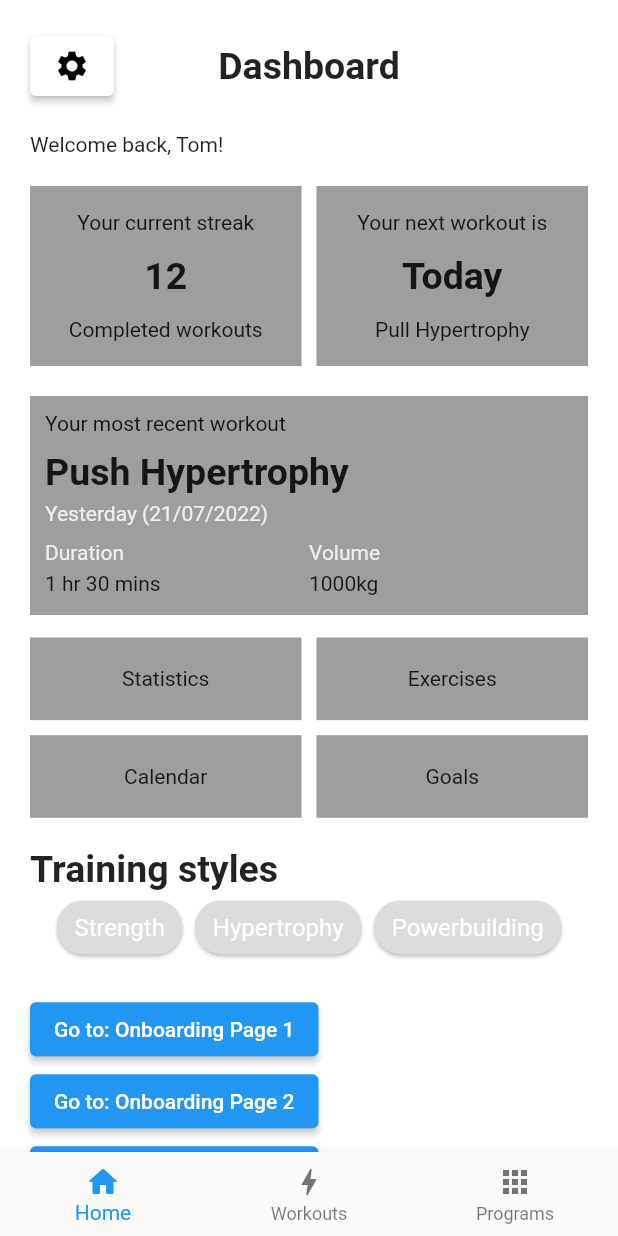
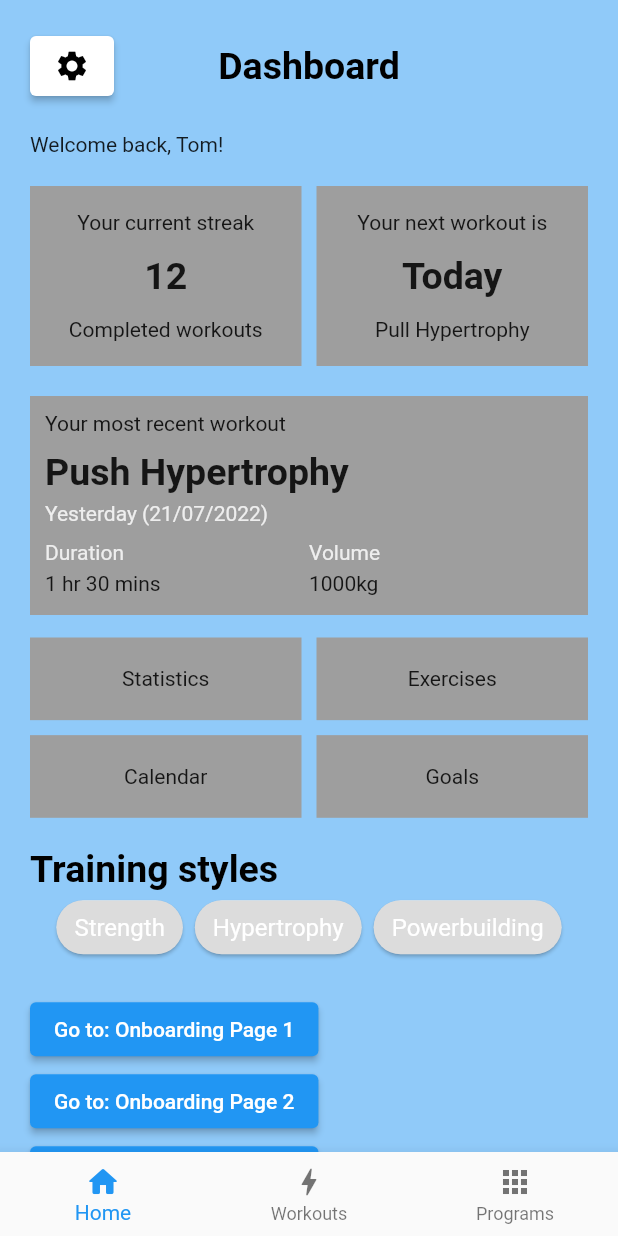
Before and after one commit to TomTomDam/workout-log, a Flutter app: the screen it shows after launch, on a phone screen of 412 x 824 dp. Run offline on Flutter 3.47's test engine with Material 2 defaults, Android fonts, the phone set to English and light mode, and no system bars.

Commit message:
Refactoring theme data. Finished Personal settings page

```diff
--- a/lib/screens/dashboard/dashboard.dart
+++ b/lib/screens/dashboard/dashboard.dart
@@ -24,7 +24,7 @@ class _DashboardState extends State<Dashboard> {
     const double sectionPadding = 20;
 
     return Scaffold(
-        backgroundColor: Colors.white,
+        backgroundColor: Theme.of(context).backgroundColor,
         body: SingleChildScrollView(
           child: SafeArea(
               child: Column(
@@ -163,7 +163,7 @@ class _DashboardState extends State<Dashboard> {
               ),
               Container(
                 margin: const EdgeInsets.fromLTRB(20, 5, 20, 0),
-                child: Expanded(
+                child: SizedBox(
                   child: GridView.count(
                     primary: false,
                     shrinkWrap: true,
@@ -250,10 +250,7 @@ class _DashboardState extends State<Dashboard> {
                   margin: const EdgeInsets.fromLTRB(20, 20, 20, 0),
                   child: Text(
                     "Training styles",
-                    style: TextStyle(
-                        fontWeight: FontWeight.bold,
-                        fontSize:
-                            Theme.of(context).textTheme.headline1?.fontSize),
+                    style: Theme.of(context).textTheme.headline1,
                   ),
                 ),
               ),
--- a/lib/screens/main.dart
+++ b/lib/screens/main.dart
@@ -14,10 +14,17 @@ class MyApp extends StatelessWidget {
     return MaterialApp(
       title: 'Workout Log',
       theme: ThemeData(
-          primarySwatch: Colors.blue,
+          //scaffoldBackgroundColor: const Color(0xff191923),
+          //backgroundColor: const Color(0xff191923),
           textTheme: const TextTheme(
-              headline1: TextStyle(fontSize: 25, fontWeight: FontWeight.bold),
-              headline2: TextStyle(fontSize: 20, fontWeight: FontWeight.bold),
+              headline1: TextStyle(
+                  fontSize: 25,
+                  fontWeight: FontWeight.bold,
+                  color: Colors.black),
+              headline2: TextStyle(
+                  fontSize: 20,
+                  fontWeight: FontWeight.bold,
+                  color: Colors.black),
               bodyText1: TextStyle(fontSize: 16.0))),
       home: const Main(title: 'Workout Log'),
     );
--- a/lib/screens/onboarding/onboarding_page1.dart
+++ b/lib/screens/onboarding/onboarding_page1.dart
@@ -18,10 +18,7 @@ class OnboardingPage1 extends StatelessWidget {
               padding: const EdgeInsets.only(
                   top: padding, left: padding, right: padding),
               child: Text("Workout Log",
-                  style: TextStyle(
-                      fontSize: Theme.of(context).textTheme.headline1?.fontSize,
-                      fontWeight:
-                          Theme.of(context).textTheme.headline1?.fontWeight)),
+                  style: Theme.of(context).textTheme.headline1),
             ),
             Padding(
                 padding: const EdgeInsets.only(
--- a/lib/widgets/header/header.dart
+++ b/lib/widgets/header/header.dart
@@ -30,11 +30,7 @@ class Header extends StatelessWidget {
           Expanded(
             flex: 6,
             child: Center(
-              child: Text(title,
-                  style: TextStyle(
-                      fontWeight: FontWeight.bold,
-                      fontSize:
-                          Theme.of(context).textTheme.headline1?.fontSize)),
+              child: Text(title, style: Theme.of(context).textTheme.headline1),
             ),
           ),
           Expanded(
```
Also changed, not shown: lib/screens/select_workout.dart (+3 -10 lines), lib/screens/settings/Settings.dart (+32 -35 lines), lib/screens/settings/personal_settings.dart (+90 -0 lines).
